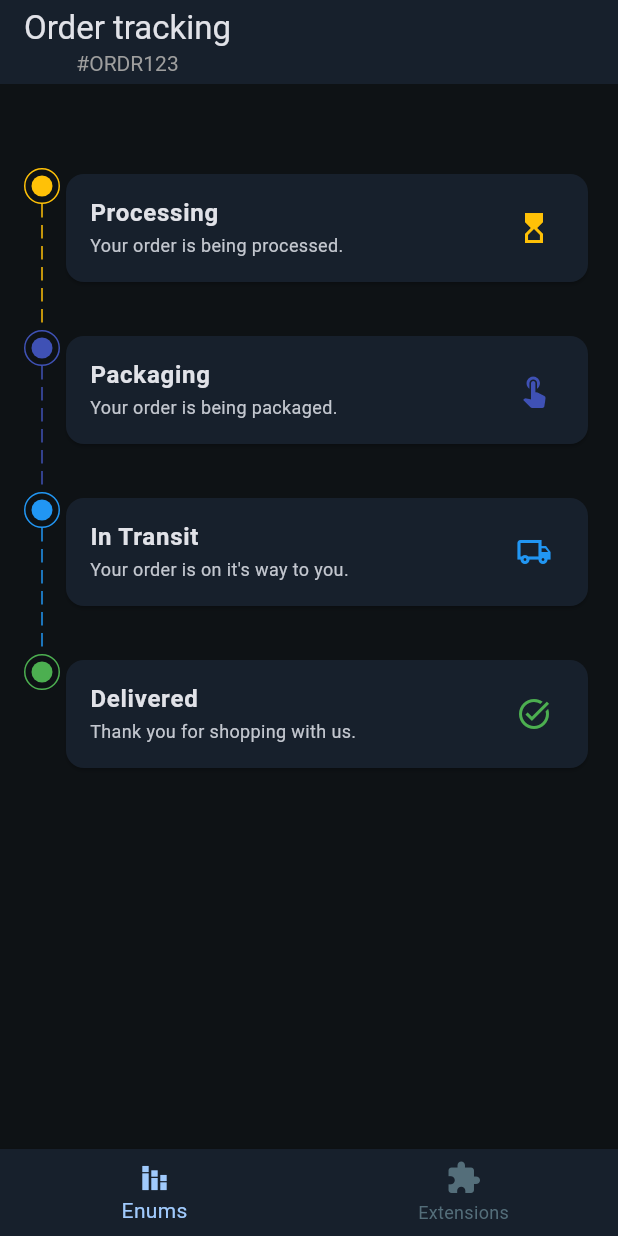
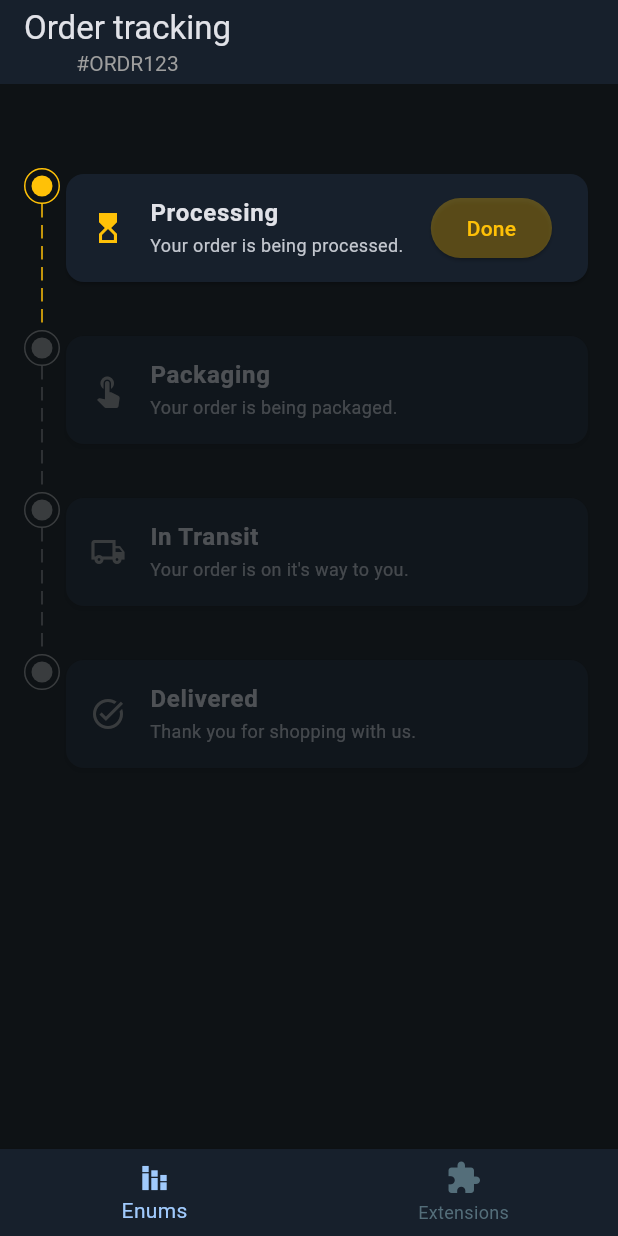
Before and after one commit to creativeblaq/flutter_spectrum, a Flutter app: the screen it shows after launch, on a phone screen of 412 x 824 dp. Run offline on Flutter 3.47's test engine with Material 3 defaults, Android fonts, the light colour scheme and no system bars; our stand-ins replace flutter_animate, flutter_hooks.

Commit message:
added button

```diff
--- a/lib/enums/enums.dart
+++ b/lib/enums/enums.dart
@@ -12,10 +12,11 @@ class Enums extends StatefulWidget {
 }
 
 class _EnumsState extends State<Enums> {
+  MyOrder order = MyOrder.order.copyWith(status: OrderStatusEnum.processing);
+
   @override
   Widget build(BuildContext context) {
     final themeColors = Theme.of(context).colorScheme;
-    MyOrder order = MyOrder.order.copyWith(status: OrderStatusEnum.delivered);
     return Scaffold(
       backgroundColor: themeColors.background,
       appBar: AppBar(
@@ -42,16 +43,26 @@ class _EnumsState extends State<Enums> {
         ),
         children: [
           ...OrderStatusEnum.values
-              .mapIndexed(
-                (i, e) => OrderStatusItemView(
+              .mapIndexed((i, e) => OrderStatusItemView(
                     color: e.color,
                     title: e.title,
                     subtitle: e.description,
                     icon: e.icon,
                     showLine: i < OrderStatusEnum.values.length - 1,
                     isActive: OrderStatusEnum.values.indexOf(order.status) >= i,
-                ),
-              )
+                    showButton: e == order.status,
+                    onTap: () {
+                      setState(() {
+                        if (i < OrderStatusEnum.values.length - 1) {
+                          final nextStatus = OrderStatusEnum.values[i + 1];
+                          order = order.copyWith(status: nextStatus);
+                        } else {
+                          order = order.copyWith(
+                              status: OrderStatusEnum.values.first);
+                        }
+                      });
+                    },
+                  ))
               .toList(),
           /*  OrderStatusItemView(
             color: OrderStatusEnum.processing.color,
--- a/lib/enums/order_status_item_view.dart
+++ b/lib/enums/order_status_item_view.dart
@@ -2,21 +2,25 @@ import 'package:flutter/material.dart';
 import 'package:flutter_spectrum/utils/utilities.dart';
 
 class OrderStatusItemView extends StatelessWidget {
-  const OrderStatusItemView(
-      {Key? key,
-      required this.color,
-      required this.title,
-      required this.subtitle,
-      required this.icon,
-      required this.showLine,
-      required this.isActive})
-      : super(key: key);
+  const OrderStatusItemView({
+    Key? key,
+    required this.color,
+    required this.title,
+    required this.subtitle,
+    required this.icon,
+    required this.showLine,
+    required this.isActive,
+    this.onTap,
+    required this.showButton,
+  }) : super(key: key);
   final Color color;
   final String title;
   final String subtitle;
   final IconData icon;
   final bool showLine;
   final bool isActive;
+  final bool showButton;
+  final Function()? onTap;
 
   @override
   Widget build(BuildContext context) {
@@ -78,9 +82,20 @@ class OrderStatusItemView extends StatelessWidget {
                       fontSize: 12,
                     ),
                   ),
-                  trailing: Icon(
+                  leading: Icon(
                     icon,
                     color: isActive ? color : Colors.grey,
+                  ),
+                  trailing: Visibility(
+                    visible: showButton && onTap != null,
+                    child: ElevatedButton(
+                      style: ElevatedButton.styleFrom(
+                        backgroundColor: color.withOpacity(0.3),
+                        foregroundColor: color,
+                      ),
+                      onPressed: onTap,
+                      child: const Text('Done'),
+                    ),
                   ),
                 ),
               ),
```
Also changed, not shown: lib/extensions/buildcontext_ex.dart (added, +13 -0 lines), lib/extensions/num_widget_ex.dart (added, +53 -0 lines), pubspec.lock. Lines whose indentation alone changed are shown as unchanged.
